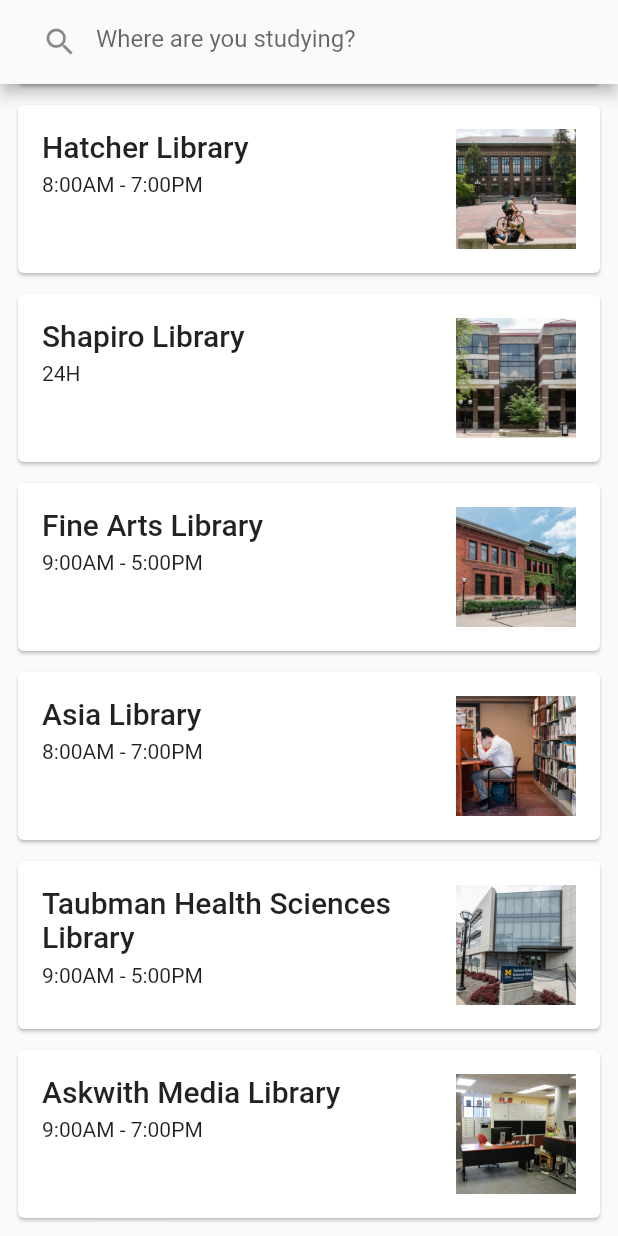
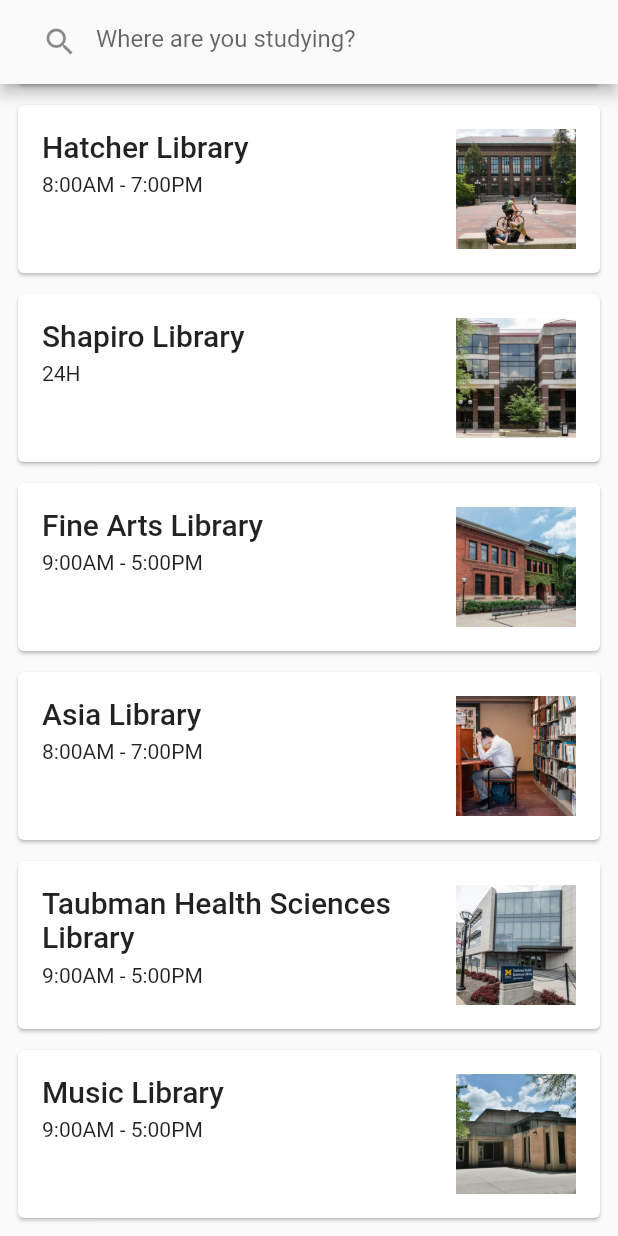
Before and after one commit to AlienKevin/study_spaces, a Flutter app: the screen it shows after launch, scrolled down 124 dp, on a phone screen of 412 x 824 dp. Run offline on Flutter 3.47's test engine with Material 2 defaults, Android fonts, the phone set to English and light mode, and no system bars; our stand-ins replace freezed_annotation, google_fonts; missing offline and left inert: json_api, string_similarity, time_range_picker.

Commit message:
Delete Askwith Media Library because of title in api doesn't match displayed title
Also because not a big library

```diff
--- a/lib/main.dart
+++ b/lib/main.dart
@@ -139,13 +139,6 @@
               TimeOfDay(hour: 9, minute: 0), TimeOfDay(hour: 17, minute: 0))
         ],
         pictureUrl: "images/taubman.jpeg"),
-    StudySpace(
-        title: "Askwith Media Library",
-        openingHours: [
-          const OpeningHours.range(
-              TimeOfDay(hour: 9, minute: 0), TimeOfDay(hour: 19, minute: 0))
-        ],
-        pictureUrl: "images/askwith_media.jpeg"),
     StudySpace(
         title: "Music Library",
         openingHours: [
```
Also changed, not shown: images/askwith_media.jpeg (deleted).
